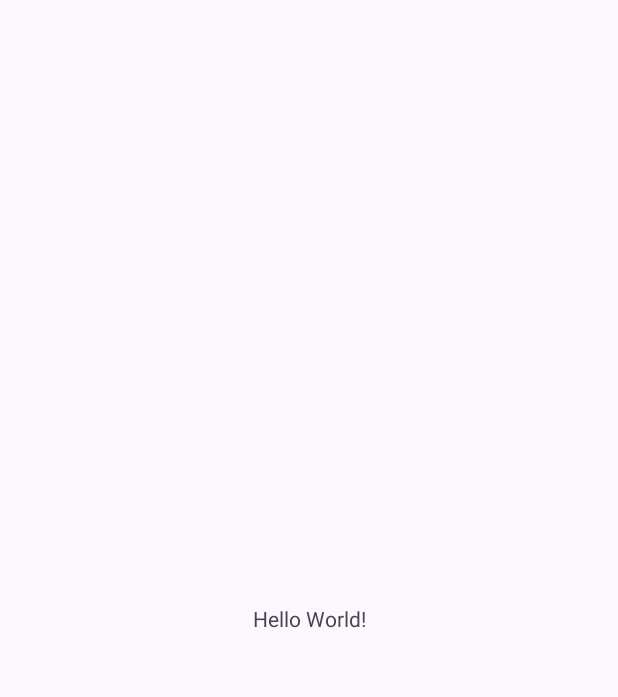
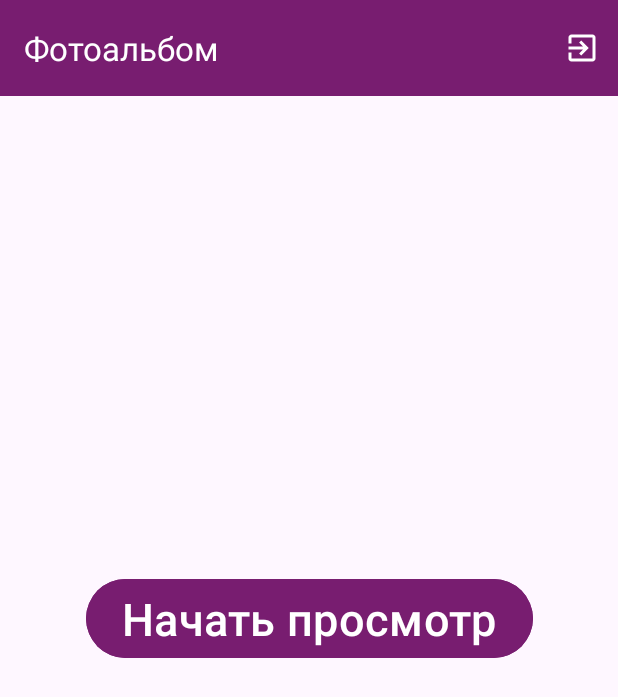
Before and after one commit to Hellion2008/Android_Album, an Android app: the screen it shows after launch (MainActivity), on a phone screen of 412 x 824 dp. Before the commit the part shown is almost empty. Shown: the top 697 px of the screen. Run offline under Robolectric (Android 15) with nearby library versions, the phone set to English and light mode, and no system bars.

Commit message:
app Album added

```diff
--- a/app/build.gradle.kts
+++ b/app/build.gradle.kts
@@ -5,7 +5,7 @@ plugins {
 
 android {
     namespace = "ru.urban.android_album"
-    compileSdk = 34
+    compileSdk = 35
 
     defaultConfig {
         applicationId = "ru.urban.android_album"
--- a/app/src/main/AndroidManifest.xml
+++ b/app/src/main/AndroidManifest.xml
@@ -13,6 +13,12 @@
         android:theme="@style/Theme.Android_Album"
         tools:targetApi="31">
         <activity
+            android:name=".FinalWindowActivity"
+            android:exported="false" />
+        <activity
+            android:name=".PhotoAlbumActivity"
+            android:exported="false" />
+        <activity
             android:name=".MainActivity"
             android:exported="true">
             <intent-filter>
--- a/app/src/main/java/ru/urban/android_album/MainActivity.kt
+++ b/app/src/main/java/ru/urban/android_album/MainActivity.kt
@@ -1,12 +1,22 @@
 package ru.urban.android_album
 
+import android.content.Intent
 import android.os.Bundle
+import android.view.Menu
+import android.view.MenuItem
+import android.widget.Button
+import android.widget.Toast
+import androidx.appcompat.widget.Toolbar
 import androidx.activity.enableEdgeToEdge
 import androidx.appcompat.app.AppCompatActivity
 import androidx.core.view.ViewCompat
 import androidx.core.view.WindowInsetsCompat
 
 class MainActivity : AppCompatActivity() {
+
+    private lateinit var beginGameBTN: Button
+
+    private lateinit var toolbarMain: Toolbar
     override fun onCreate(savedInstanceState: Bundle?) {
         super.onCreate(savedInstanceState)
         enableEdgeToEdge()
@@ -16,5 +26,36 @@ class MainActivity : AppCompatActivity() {
             v.setPadding(systemBars.left, systemBars.top, systemBars.right, systemBars.bottom)
             insets
         }
+
+        beginGameBTN = findViewById(R.id.beginGameBTN)
+        toolbarMain = findViewById(R.id.toolbarMain)
+
+        setSupportActionBar(toolbarMain)
+
+        beginGameBTN.setOnClickListener { view ->
+            val intent = Intent(this, PhotoAlbumActivity::class.java)
+            startActivity(intent)
+            finish()
+        }
+    }
+
+    override fun onCreateOptionsMenu(menu: Menu?): Boolean {
+        menuInflater.inflate(R.menu.main_menu, menu)
+        toolbarMain.menu.findItem(R.id.exitMenuMain).setIcon(R.drawable.exit_to_app)
+        return true
+    }
+
+    override fun onOptionsItemSelected(item: MenuItem): Boolean {
+        when (item.itemId){
+            R.id.exitMenuMain -> {
+                Toast.makeText(
+                    applicationContext,
+                    "Работа завершена",
+                    Toast.LENGTH_LONG
+                ).show()
+                finish()
+            }
+        }
+        return super.onOptionsItemSelected(item)
     }
 }
--- /dev/null
+++ b/app/src/main/res/drawable/exit_to_app.xml
@@ -0,0 +1,5 @@
+<vector xmlns:android="http://schemas.android.com/apk/res/android" android:autoMirrored="true" android:height="24dp" android:tint="@color/white" android:viewportHeight="24" android:viewportWidth="24" android:width="24dp">
+
+    <path android:fillColor="@android:color/white" android:pathData="M10.09,15.59L11.5,17l5,-5 -5,-5 -1.41,1.41L12.67,11H3v2h9.67l-2.58,2.59zM19,3H5c-1.11,0 -2,0.9 -2,2v4h2V5h14v14H5v-4H3v4c0,1.1 0.89,2 2,2h14c1.1,0 2,-0.9 2,-2V5c0,-1.1 -0.9,-2 -2,-2z"/>
+
+</vector>
--- a/app/src/main/res/layout/activity_main.xml
+++ b/app/src/main/res/layout/activity_main.xml
@@ -7,13 +7,24 @@
     android:layout_height="match_parent"
     tools:context=".MainActivity">
 
-    <TextView
+    <androidx.appcompat.widget.Toolbar
+        android:id="@+id/toolbarMain"
+        android:layout_width="match_parent"
+        android:layout_height="wrap_content"
+        app:title="Фотоальбом"
+        app:titleTextColor="@color/white"
+        android:background="@color/mediumPurple"
+        tools:ignore="MissingConstraints" />
+
+    <Button
+        android:id="@+id/beginGameBTN"
         android:layout_width="wrap_content"
         android:layout_height="wrap_content"
-        android:text="Hello World!"
+        android:text="Начать просмотр"
+        android:textSize="30dp"
+        android:backgroundTint="@color/mediumPurple"
         app:layout_constraintBottom_toBottomOf="parent"
         app:layout_constraintEnd_toEndOf="parent"
         app:layout_constraintStart_toStartOf="parent"
         app:layout_constraintTop_toTopOf="parent" />
-
 </androidx.constraintlayout.widget.ConstraintLayout>
--- /dev/null
+++ b/app/src/main/res/menu/main_menu.xml
@@ -0,0 +1,11 @@
+<?xml version="1.0" encoding="utf-8"?>
+<menu xmlns:android="http://schemas.android.com/apk/res/android"
+    xmlns:app="http://schemas.android.com/apk/res-auto">
+
+    <item
+        android:id="@+id/exitMenuMain"
+        android:orderInCategory="50"
+        android:title="@string/exit"
+        android:icon="@drawable/exit_to_app"
+        app:showAsAction="always"/>
+</menu>
--- a/app/src/main/res/values/colors.xml
+++ b/app/src/main/res/values/colors.xml
@@ -2,4 +2,5 @@
 <resources>
     <color name="black">#FF000000</color>
     <color name="white">#FFFFFFFF</color>
+    <color name="mediumPurple">#781D70</color>
 </resources>
--- a/app/src/main/res/values/strings.xml
+++ b/app/src/main/res/values/strings.xml
@@ -1,3 +1,7 @@
 <resources>
     <string name="app_name">Android_Album</string>
+    <string name="previous_text_button">Предыдущая</string>
+    <string name="next_text_button">Следующая</string>
+    <string name="exit">Выход</string>
+    <string name="final_text_text_view">Спасибо за просмотр! До свидания</string>
 </resources>
```
Also changed, not shown: app/src/main/java/ru/urban/android_album/FinalWindowActivity.kt (added, +49 -0 lines), app/src/main/java/ru/urban/android_album/PhotoAlbumActivity.kt (added, +103 -0 lines), app/src/main/java/ru/urban/android_album/PhotoAlbumDB.kt (added, +15 -0 lines), app/src/main/res/layout/activity_final_window.xml (added, +33 -0 lines), app/src/main/res/layout/activity_photo_album.xml (added, +58 -0 lines), app/src/main/res/drawable/pic3.jpg (added), app/src/main/res/drawable/pic4.jpg (added), 3 other files.
